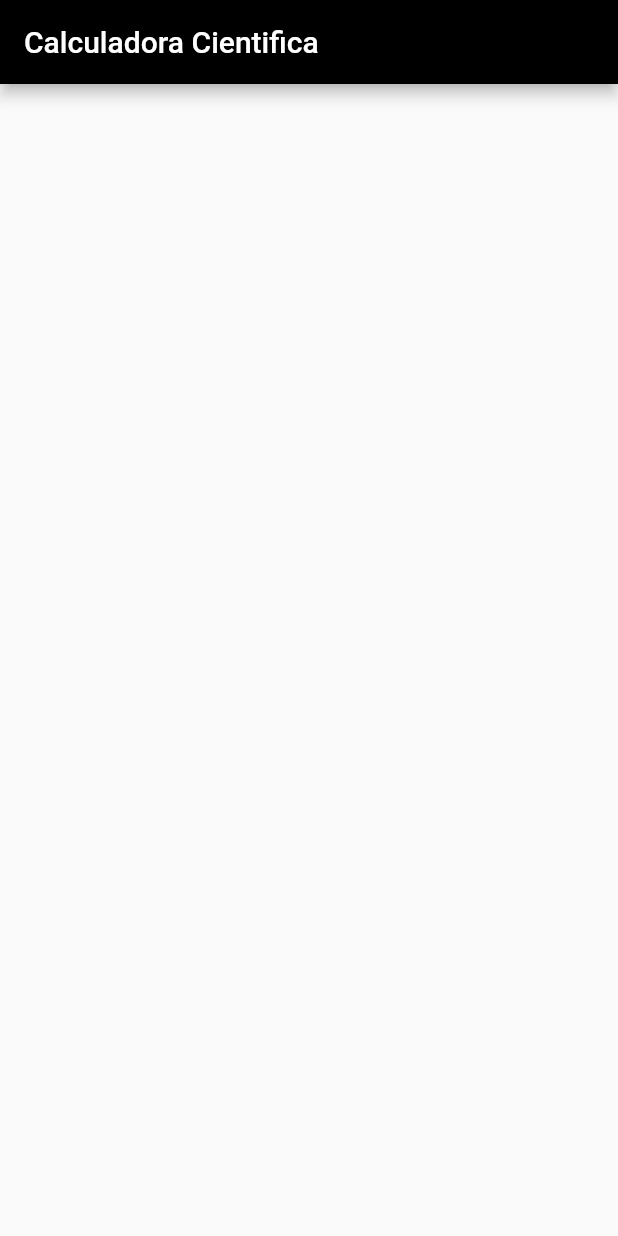
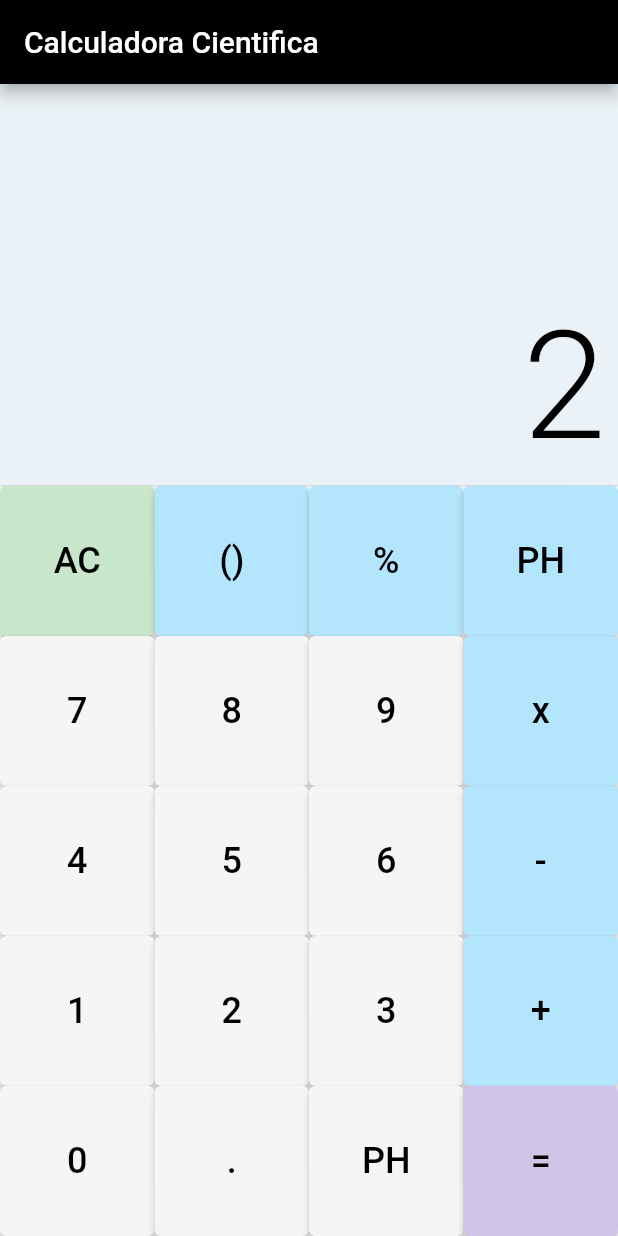
Before and after one commit to Schafaschek/CalculadoraCientifica, a Flutter app: the screen it shows after launch, on a phone screen of 412 x 824 dp. Run offline on Flutter 3.47's test engine with Material 2 defaults, Android fonts, the phone set to English and light mode, and no system bars; drawn by our look-alikes of auto_size_text; our stand-ins replace sqflite; accounts and stored records are empty.

Commit message:
Criação do Layout:Visor/Teclado

```diff
--- a/lib/calculadora/home.dart
+++ b/lib/calculadora/home.dart
@@ -1,5 +1,6 @@
 import 'package:flutter/cupertino.dart';
 import 'package:flutter/material.dart';
+import 'package:auto_size_text/auto_size_text.dart';
 
 class homepage extends StatefulWidget {
   const homepage({key}) : super(key: key);
@@ -16,6 +17,137 @@ class _homepageState extends State<homepage> {
         backgroundColor: Colors.black,
         title: Text('Calculadora Cientifica'),
       ),
+      body: Column(
+        children: <Widget>[
+          _criaVisor(),
+          Divider(height: 0.1),
+          _criaTeclado(),
+        ],
+      ),
+    );
+  }
+
+  Widget _criaVisor() {
+    return Expanded(
+      flex: 1,
+      child: Container(
+        color: Color.fromRGBO(235, 242, 247, 1),
+        child: Column(
+          mainAxisAlignment: MainAxisAlignment.end,
+          crossAxisAlignment: CrossAxisAlignment.stretch,
+          children: <Widget>[
+            Padding(
+              padding: const EdgeInsets.all(8.0),
+              child: AutoSizeText(
+                "2",
+                minFontSize: 20,
+                maxFontSize: 100,
+                maxLines: 1,
+                textAlign: TextAlign.end,
+                style: TextStyle(
+                  fontWeight: FontWeight.w300,
+                  decoration: TextDecoration.none,
+                  fontSize: 100,
+                  color: Colors.black,
+                ),
+              ),
+            )
+          ],
+        ),
+      ),
+    );
+  }
+
+  Widget _criaTeclado() {
+    return Container(
+      height: 500,
+      child: Column(
+        children: <Widget>[
+          Expanded(
+            flex: 1,
+            child: Row(
+              crossAxisAlignment: CrossAxisAlignment.stretch,
+              children: <Widget>[
+                _criaBotao('AC', backgroudColor: Colors.green.shade100),
+                _criaBotao('()', backgroudColor: Colors.lightBlue.shade100),
+                _criaBotao('%', backgroudColor: Colors.lightBlue.shade100),
+                _criaBotao('PH', backgroudColor: Colors.lightBlue.shade100)
+              ],
+            ),
+          ),
+          Expanded(
+            flex: 1,
+            child: Row(
+              crossAxisAlignment: CrossAxisAlignment.stretch,
+              children: <Widget>[
+                _criaBotao('7', backgroudColor: Colors.grey.shade100),
+                _criaBotao('8', backgroudColor: Colors.grey.shade100),
+                _criaBotao('9', backgroudColor: Colors.grey.shade100),
+                _criaBotao('x', backgroudColor: Colors.lightBlue.shade100)
+              ],
+            ),
+          ),
+          Expanded(
+            flex: 1,
+            child: Row(
+              crossAxisAlignment: CrossAxisAlignment.stretch,
+              children: <Widget>[
+                _criaBotao('4', backgroudColor: Colors.grey.shade100),
+                _criaBotao('5', backgroudColor: Colors.grey.shade100),
+                _criaBotao('6', backgroudColor: Colors.grey.shade100),
+                _criaBotao('-', backgroudColor: Colors.lightBlue.shade100)
+              ],
+            ),
+          ),
+          Expanded(
+            flex: 1,
+            child: Row(
+              crossAxisAlignment: CrossAxisAlignment.stretch,
+              children: <Widget>[
+                _criaBotao('1', backgroudColor: Colors.grey.shade100),
+                _criaBotao('2', backgroudColor: Colors.grey.shade100),
+                _criaBotao('3', backgroudColor: Colors.grey.shade100),
+                _criaBotao('+', backgroudColor: Colors.lightBlue.shade100)
+              ],
+            ),
+          ),
+          Expanded(
+            flex: 1,
+            child: Row(
+              crossAxisAlignment: CrossAxisAlignment.stretch,
+              children: <Widget>[
+                _criaBotao('0', backgroudColor: Colors.grey.shade100),
+                _criaBotao('.', backgroudColor: Colors.grey.shade100),
+                _criaBotao('PH', backgroudColor: Colors.grey.shade100),
+                _criaBotao('=', backgroudColor: Colors.deepPurple.shade100)
+              ],
+            ),
+          ),
+        ],
+      ),
+    );
+  }
+
+  Widget _criaBotao(String label,
+      {int flex: 1,
+      Color textColor = Colors.black,
+      Color backgroudColor = Colors.grey}) {
+    final ButtonStyle style = ElevatedButton.styleFrom(
+      primary: Color(backgroudColor.value),
+      onPrimary: Color(textColor.value),
+    );
+    return Expanded(
+      flex: flex,
+      child: ElevatedButton(
+        style: style,
+        child: Text(
+          label,
+          style: TextStyle(fontSize: 24),
+        ),
+        onPressed: () {
+          setState(() {});
+        },
+      ),
     );
   }
 }
--- a/pubspec.yaml
+++ b/pubspec.yaml
@@ -29,6 +29,7 @@ environment:
 dependencies:
   flutter:
     sdk: flutter
+  auto_size_text: ^3.0.0
 
 
   # The following adds the Cupertino Icons font to your application.
```
Also changed, not shown: pubspec.lock.
